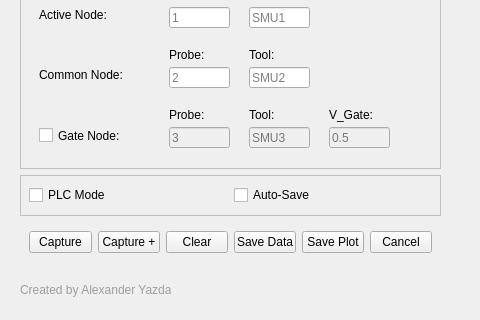
First picture: the form in DCIV_GUI_2Probe_backend.ui, repository Alexyazdani/GUI_Testing, before the edit; both pictures show x 0 to 480 and y 261 to 581 of the 1104 by 581 pixel window.
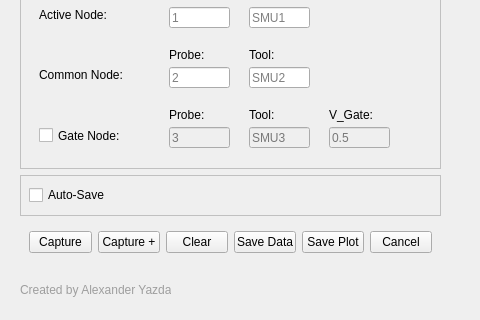
Second picture: the form after the edit.

```diff
--- a/DCIV_GUI_2Probe_backend.ui
+++ b/DCIV_GUI_2Probe_backend.ui
@@ -587,13 +587,6 @@
 }</string>
         </property>
         <layout class="QHBoxLayout" name="horizontalLayout_5">
-         <item>
-          <widget class="QCheckBox" name="PLC_checkBox">
-           <property name="text">
-            <string>PLC Mode</string>
-           </property>
-          </widget>
-         </item>
          <item>
           <widget class="QCheckBox" name="save_checkBox">
            <property name="text">
```
